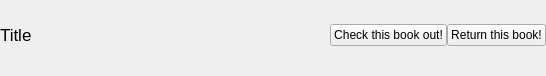
This is bookwidget.ui in sbadame/checkout as Qt 5 draws it before an edit. The edited form follows.
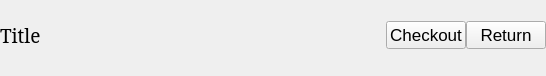
This is the edited form.

```diff
--- a/bookwidget.ui
+++ b/bookwidget.ui
@@ -84,8 +84,10 @@
      </property>
      <property name="font">
       <font>
-       <family>Helvetica</family>
-       <pointsize>13</pointsize>
+       <family>Serif</family>
+       <pointsize>14</pointsize>
+       <italic>false</italic>
+       <stylestrategy>PreferAntialias</stylestrategy>
       </font>
      </property>
      <property name="autoFillBackground">
@@ -101,6 +103,12 @@
    </item>
    <item>
     <widget class="QPushButton" name="checkout">
+     <property name="font">
+      <font>
+       <family>Helvetica</family>
+       <pointsize>13</pointsize>
+      </font>
+     </property>
      <property name="autoFillBackground">
       <bool>false</bool>
      </property>
@@ -134,12 +142,18 @@
 }</string>
      </property>
      <property name="text">
-      <string>Check this book out!</string>
+      <string>Checkout</string>
      </property>
     </widget>
    </item>
    <item>
     <widget class="QPushButton" name="checkin">
+     <property name="font">
+      <font>
+       <family>Helvetica</family>
+       <pointsize>13</pointsize>
+      </font>
+     </property>
      <property name="autoFillBackground">
       <bool>false</bool>
      </property>
@@ -173,7 +187,7 @@
 }</string>
      </property>
      <property name="text">
-      <string>Return this book!</string>
+      <string>Return</string>
      </property>
     </widget>
    </item>
```
Left out of the diff: 8 changed lines with no effect on the pictures.
